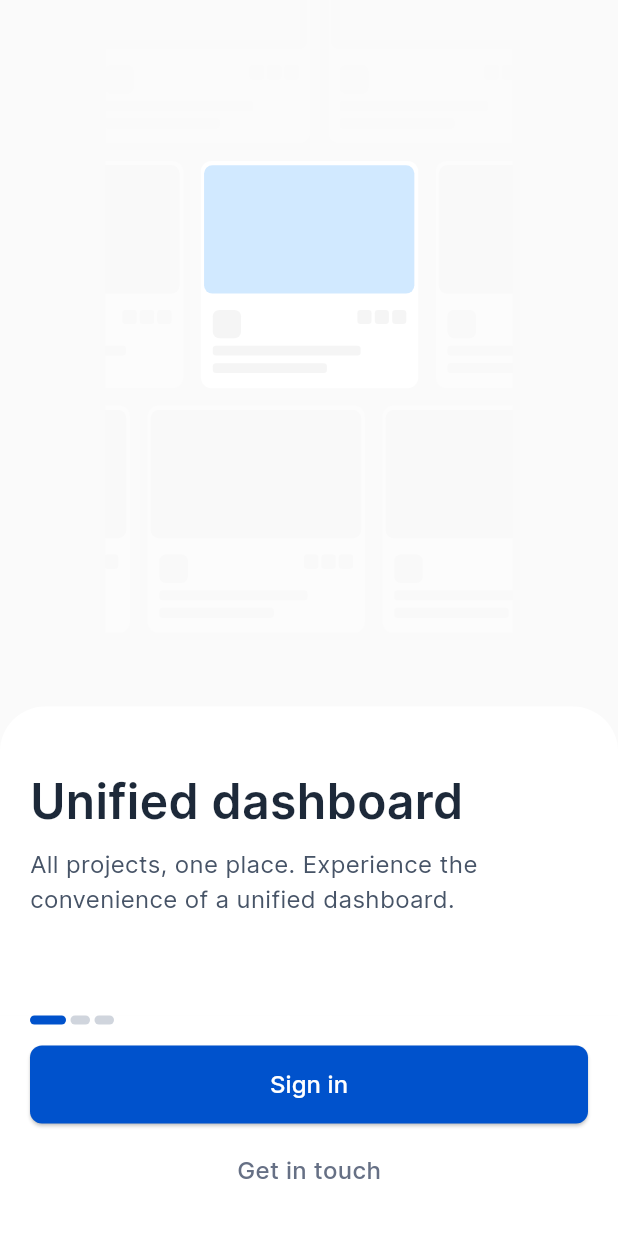
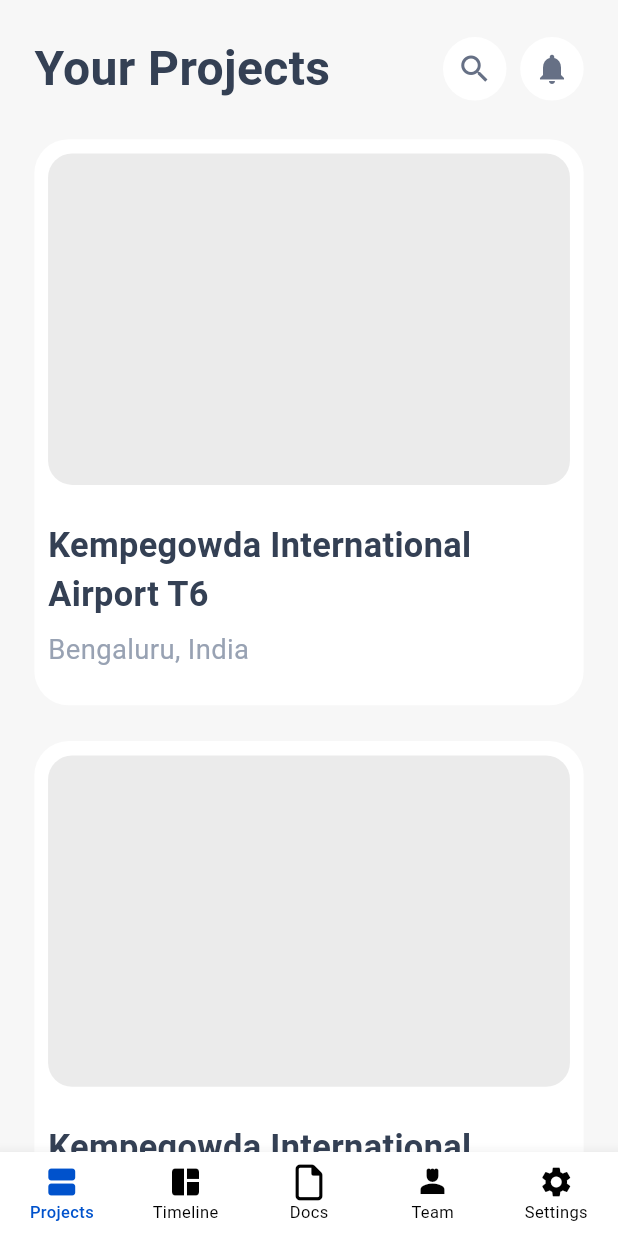
Before and after one commit to hadi7khan/progresscenter_app_v4, a Flutter app: the screen it shows after launch, on a phone screen of 412 x 824 dp. Run offline on Flutter 3.47's test engine with Material 2 defaults, Android fonts, the phone set to English and light mode, and no system bars; our stand-ins replace another_flushbar, connectivity_plus, dio, flutter_form_builder, flutter_riverpod, flutter_screenutil and 8 more.

Commit message:
created project screen ui

```diff
--- a/lib/main.dart
+++ b/lib/main.dart
@@ -1,13 +1,14 @@
 import 'package:flutter/material.dart';
 import 'package:flutter_riverpod/flutter_riverpod.dart';
+import 'package:flutter_screenutil/flutter_screenutil.dart';
 import 'package:flutter_svg/flutter_svg.dart';
 import 'package:go_router/go_router.dart';
-import 'package:page_transition/page_transition.dart';
+import 'package:progresscenter_app_v4/src/core/theme/app_theme.dart';
+import 'package:progresscenter_app_v4/src/core/theme/theme_const.dart';
 
 import 'src/base/base_consumer_state.dart';
 import 'src/core/route/go_router_provider.dart';
 import 'src/core/utils/helper.dart';
-import 'src/feature/auth/presentation/view/onboarding_screen.dart';
 
 void main() {
   runApp(const ProviderScope(child: const MyApp()));
@@ -20,22 +21,33 @@
   ConsumerState<ConsumerStatefulWidget> createState() => _MyAppState();
 }
 
-class _MyAppState extends BaseConsumerState<MyApp> {
+class _MyAppState extends BaseConsumerState<MyApp> with AppThemeMixin {
   // This widget is the root of your application.
   @override
   Widget build(BuildContext context) {
     final goRouter = ref.watch(goRouterProvider);
+    return ScreenUtilInit(
+        designSize: const Size(375, 812),
+        minTextAdapt: true,
+        splitScreenMode: true,
+        builder: (context, child) {
+          ScreenUtil.init(context);
           return MaterialApp.router(
+            debugShowCheckedModeBanner: false,
             routerDelegate: goRouter.routerDelegate,
             routeInformationParser: goRouter.routeInformationParser,
             routeInformationProvider: goRouter.routeInformationProvider,
             title: 'ProgressCenter',
-      theme: ThemeData(
-        colorScheme: ColorScheme.fromSeed(seedColor: Colors.deepPurple),
-        fontFamily: 'Inter',
-        useMaterial3: true,
-      ),
+            theme: lightTheme,
+            darkTheme: darkTheme,
+            themeMode: currentTheme(kLight),
+            // theme: ThemeData(
+            //   splashColor: Colors.transparent,
+            //   fontFamily: 'Inter',
+            //   useMaterial3: true,
+            // ),
           );
+        });
   }
 }
 
--- a/lib/src/core/route/go_router_provider.dart
+++ b/lib/src/core/route/go_router_provider.dart
@@ -10,8 +10,10 @@
 import 'package:progresscenter_app_v4/src/feature/auth/presentation/view/sign_in_screen.dart';
 import 'package:progresscenter_app_v4/src/feature/auth/presentation/view/verify_email_screen.dart';
 import 'package:progresscenter_app_v4/src/feature/bottom_navigation/view/bottom_navigation.dart';
+import 'package:progresscenter_app_v4/src/feature/docs/presentation/view/docs_screen.dart';
 import 'package:progresscenter_app_v4/src/feature/projects/presentation/view/project_details_screen.dart';
 import 'package:progresscenter_app_v4/src/feature/projects/presentation/view/projects_screen.dart';
+import 'package:progresscenter_app_v4/src/feature/team/presentation/view/teams_screen.dart';
 import 'package:progresscenter_app_v4/src/feature/timeline/presentation/view/timeline_details_screen.dart';
 import 'package:progresscenter_app_v4/src/feature/timeline/presentation/view/timeline_screen.dart';
 
@@ -23,11 +25,13 @@
 final _rootNavigatorKey = GlobalKey<NavigatorState>();
 final _shellNavigatorAKey = GlobalKey<NavigatorState>(debugLabel: 'shellA');
 final _shellNavigatorBKey = GlobalKey<NavigatorState>(debugLabel: 'shellB');
+final _shellNavigatorCKey = GlobalKey<NavigatorState>(debugLabel: 'shellC');
+final _shellNavigatorDKey = GlobalKey<NavigatorState>(debugLabel: 'shellD');
 
 final goRouterProvider = Provider<GoRouter>((ref){
   final notifier = ref.read(goRouterNotifierProvider);
   return  GoRouter(
-  initialLocation: '/',
+  initialLocation: '/projects',
   // * Passing a navigatorKey causes an issue on hot reload:
   // * https://github.com/flutter/flutter/issues/113757#issuecomment-1518421380
   // * However it's still necessary otherwise the navigator pops back to
@@ -64,12 +68,52 @@
         StatefulShellBranch(
           navigatorKey: _shellNavigatorBKey,
           routes: [
-            // Shopping Cart
+            // Timeline
             GoRoute(
               path: '/timeline',
               pageBuilder: (context, state) => const NoTransitionPage(
                 child: TimelineScreen(
                     label: 'Timeline', detailsPath: '/timeline/details'),
+              ),
+              routes: [
+                GoRoute(
+                  path: 'details',
+                  builder: (context, state) =>
+                      const TimelineDetailsScreen(label: 'details'),
+                ),
+              ],
+            ),
+          ],
+        ),
+        StatefulShellBranch(
+          navigatorKey: _shellNavigatorCKey,
+          routes: [
+            // Docs
+            GoRoute(
+              path: '/docs',
+              pageBuilder: (context, state) => const NoTransitionPage(
+                child: DocsScreen(
+                    label: 'Teams', detailsPath: '/docs/details'),
+              ),
+              routes: [
+                GoRoute(
+                  path: 'details',
+                  builder: (context, state) =>
+                      const TimelineDetailsScreen(label: 'details'),
+                ),
+              ],
+            ),
+          ],
+        ),
+        StatefulShellBranch(
+          navigatorKey: _shellNavigatorDKey,
+          routes: [
+            // Teams
+            GoRoute(
+              path: '/teams',
+              pageBuilder: (context, state) => const NoTransitionPage(
+                child: TeamsScreen(
+                    label: 'Teams', detailsPath: '/teams/details'),
               ),
               routes: [
                 GoRoute(
--- a/lib/src/core/theme/app_theme.dart
+++ b/lib/src/core/theme/app_theme.dart
@@ -1,4 +1,5 @@
 import 'package:flutter/material.dart';
+import 'package:flutter_screenutil/flutter_screenutil.dart';
 import 'package:google_fonts/google_fonts.dart';
 import 'package:progresscenter_app_v4/src/core/utils/helper.dart';
 
@@ -24,12 +25,15 @@
   final lightTheme = ThemeData(
     primarySwatch: primarySwatch,
     brightness: Brightness.light,
+    splashColor: Colors.transparent,
+    scaffoldBackgroundColor: Color(0xFFF7F7F7),
+    fontFamily: 'Inter',
+    useMaterial3: true,
     appBarTheme: AppBarTheme(
         iconTheme: const IconThemeData(color: Colors.black),
         toolbarTextStyle: TextStyle(color: Helper.secondary),
         backgroundColor: Colors.transparent,
         elevation: 0),
-    scaffoldBackgroundColor: Color(0xFFF7F7F7),
     floatingActionButtonTheme:
         FloatingActionButtonThemeData(backgroundColor: Helper.primary),
     inputDecorationTheme: InputDecorationTheme(
@@ -66,21 +70,21 @@
       ),
     ),
     bottomNavigationBarTheme: BottomNavigationBarThemeData(
-      backgroundColor: Colors.pinkAccent,
+      showUnselectedLabels: true,
+      type: BottomNavigationBarType.fixed,
       selectedItemColor: Helper.primary,
-      unselectedItemColor: Colors.grey,
-      selectedIconTheme: const IconThemeData(size: 18),
-      unselectedIconTheme: const IconThemeData(size: 18),
+      unselectedItemColor: Helper.secondary,
       selectedLabelStyle: TextStyle(
         color: Helper.primary,
-        fontSize: 12,
+        fontSize: 11,
+        fontWeight: FontWeight.w500,
+      ),
+      unselectedLabelStyle: TextStyle(
+        color: Helper.secondary,
+        fontSize: 11,
         fontWeight: FontWeight.w400,
       ),
-      unselectedLabelStyle: const TextStyle(
-        color: Colors.grey,
-        fontSize: 12,
-        fontWeight: FontWeight.w400,
-      ),
+      backgroundColor: Colors.white,
     ),
     textTheme: ThemeData.light().textTheme.copyWith(
           labelLarge: const TextStyle(
--- a/lib/src/feature/auth/presentation/view/onboarding_screen.dart
+++ b/lib/src/feature/auth/presentation/view/onboarding_screen.dart
@@ -1,4 +1,5 @@
 import 'package:flutter/material.dart';
+import 'package:flutter_screenutil/flutter_screenutil.dart';
 import 'package:flutter_svg/flutter_svg.dart';
 import 'package:go_router/go_router.dart';
 import 'package:progresscenter_app_v4/src/core/utils/helper.dart';
@@ -64,12 +65,12 @@
                           child: Container(
                             margin: EdgeInsets.zero,
                             padding:
-                                EdgeInsets.only(top: 40, left: 20, right: 20),
+                                EdgeInsets.only(top: 40.h, left: 20.w, right: 20.w),
                             decoration: BoxDecoration(
                               color: Colors.white,
                               borderRadius: BorderRadius.only(
-                                topLeft: Radius.circular(30),
-                                topRight: Radius.circular(30),
+                                topLeft: Radius.circular(30.r),
+                                topRight: Radius.circular(30.r),
                               ),
                             ),
                             child: Column(
@@ -78,16 +79,16 @@
                                   Text(
                                     contents[i].title!,
                                     style: TextStyle(
-                                      fontSize: 32,
+                                      fontSize: 32.sp,
                                       fontWeight: FontWeight.w600,
                                       color: Helper.textColor800,
                                     ),
                                   ),
-                                  const SizedBox(height: 8),
+                                  SizedBox(height: 8.h),
                                   Text(
                                     contents[i].discription!,
                                     style: TextStyle(
-                                      fontSize: 16,
+                                      fontSize: 16.sp,
                                       fontWeight: FontWeight.w400,
                                       color: Helper.textColor600,
                                     ),
@@ -104,8 +105,8 @@
               child: Stack(
                 children: [
                   Container(
-                    margin: EdgeInsets.only(bottom: 30),
-                    padding: EdgeInsets.symmetric(horizontal: 20,),
+                    margin: EdgeInsets.only(bottom: 30.h),
+                    padding: EdgeInsets.symmetric(horizontal: 20.w,),
                     child: Row(
                       mainAxisAlignment: MainAxisAlignment.start,
                       children: List.generate(
@@ -114,19 +115,19 @@
                       ),
                     ),
                   ),
-                  SizedBox(height: 34),
+                  SizedBox(height: 34.h),
                   Column(
                     children: [
                       Container(
-                        height: 52,
+                        height: 52.h,
                         width: double.infinity,
-                        margin: EdgeInsets.all(20),
+                        margin: EdgeInsets.all(20.w),
                         child: ElevatedButton(
                           child: Text(
                             "Sign in",
                             style: TextStyle(
                                 color: Colors.white,
-                                fontSize: 16,
+                                fontSize: 16.sp,
                                 fontWeight: FontWeight.w500),
                             // currentIndex == contents.length - 1 ? "Continue" : "Next"
                           ),
@@ -135,7 +136,7 @@
                                   MaterialStatePropertyAll(Helper.primary),
                               shape: MaterialStateProperty.all(
                                 RoundedRectangleBorder(
-                                  borderRadius: BorderRadius.circular(8),
+                                  borderRadius: BorderRadius.circular(8.r),
                                 ),
                               )),
                           onPressed: () {
@@ -164,7 +165,7 @@
                         // currentIndex == contents.length - 1 ? "Continue" : "Next"
                       ),
                       SizedBox(
-                        height: 32,
+                        height: 32.h,
                       ),
                     ],
                   ),
@@ -179,11 +180,11 @@
 
   Container buildDot(int index, BuildContext context) {
     return Container(
-      height: 6,
-      width: currentIndex == index ? 24 : 13,
-      margin: EdgeInsets.only(right: 3),
+      height: 6.h,
+      width: currentIndex == index ? 24.w : 13.w,
+      margin: EdgeInsets.only(right: 3.w),
       decoration: BoxDecoration(
-        borderRadius: BorderRadius.circular(12),
+        borderRadius: BorderRadius.circular(12.r),
         color: currentIndex == index ? Helper.primary : Helper.textColor300,
       ),
     );
--- a/lib/src/feature/bottom_navigation/view/bottom_navigation.dart
+++ b/lib/src/feature/bottom_navigation/view/bottom_navigation.dart
@@ -3,6 +3,7 @@
 import 'package:flutter/material.dart';
 import 'package:font_awesome_flutter/font_awesome_flutter.dart';
 import 'package:go_router/go_router.dart';
+import 'package:progresscenter_app_v4/src/core/utils/helper.dart';
 
 class ScaffoldWithNestedNavigation extends StatelessWidget {
   const ScaffoldWithNestedNavigation({
@@ -26,20 +27,20 @@
   Widget build(BuildContext context) {
     return Scaffold(
       body: navigationShell,
-      bottomNavigationBar: NavigationBar(
-        selectedIndex: navigationShell.currentIndex,
-        backgroundColor: Colors.white,
-        destinations: const [
-          NavigationDestination(
-              label: 'Projects', icon: FaIcon(FontAwesomeIcons.bars)),
-          NavigationDestination(
+      bottomNavigationBar: BottomNavigationBar(
+        currentIndex: navigationShell.currentIndex,
+        items: const [
+          BottomNavigationBarItem(
+              label: 'Projects', icon: Icon(Icons.view_agenda)),
+          BottomNavigationBarItem(
               label: 'Timeline', icon: Icon(Icons.space_dashboard)),
-          NavigationDestination(
-              label: 'Docs', icon: Icon(Icons.insert_drive_file_outlined)),
-          NavigationDestination(label: 'Team', icon: Icon(Icons.person_4)),
-          NavigationDestination(label: 'Settings', icon: Icon(Icons.settings)),
+          BottomNavigationBarItem(
+              label: 'Docs', icon: FaIcon(FontAwesomeIcons.file)),
+          BottomNavigationBarItem(label: 'Team', icon: Icon(Icons.person_4)),
+          BottomNavigationBarItem(
+              label: 'Settings', icon: Icon(Icons.settings)),
         ],
-        onDestinationSelected: _goBranch,
+        onTap: _goBranch,
       ),
     );
   }
--- a/lib/src/feature/projects/presentation/view/projects_screen.dart
+++ b/lib/src/feature/projects/presentation/view/projects_screen.dart
@@ -1,9 +1,13 @@
 import 'package:flutter/material.dart';
+import 'package:flutter_screenutil/flutter_screenutil.dart';
+import 'package:progresscenter_app_v4/src/core/utils/helper.dart';
+import 'package:progresscenter_app_v4/src/feature/projects/presentation/view/widgets/project_widget.dart';
 
 class ProjectsScreen extends StatefulWidget {
   final String label;
   final String detailsPath;
-  const ProjectsScreen({super.key, required this.label, required this.detailsPath});
+  const ProjectsScreen(
+      {super.key, required this.label, required this.detailsPath});
 
   @override
   State<ProjectsScreen> createState() => _ProjectsScreenState();
@@ -12,6 +16,52 @@
 class _ProjectsScreenState extends State<ProjectsScreen> {
   @override
   Widget build(BuildContext context) {
-    return Scaffold(body: SafeArea(child: Center(child: Text("Projects"),)),);
+    return Scaffold(
+      body: SafeArea(
+        child: SingleChildScrollView(
+          child: Padding(
+            padding: EdgeInsets.all(20.0.w),
+            child: Column(
+              crossAxisAlignment: CrossAxisAlignment.start,
+              children: [
+                Row(
+                  mainAxisAlignment: MainAxisAlignment.spaceBetween,
+                  children: [
+                    Text(
+                      "Your Projects",
+                      style: TextStyle(
+                          color: Helper.textColor700,
+                          fontSize: 28.sp,
+                          fontWeight: FontWeight.w600),
+                    ),
+                    Row(
+                      children: [
+                        Container(
+                          padding: EdgeInsets.all(8.w),
+                          decoration: BoxDecoration(
+                              borderRadius: BorderRadius.circular(20.r),
+                              color: Colors.white),
+                          child: Icon(Icons.search, color: Helper.textColor500),
+                        ),
+                         SizedBox(width: 8.w),
+                        Container(
+                          padding: EdgeInsets.all(8.w),
+                          decoration: BoxDecoration(
+                              borderRadius: BorderRadius.circular(20.r),
+                              color: Colors.white),
+                          child: Icon(Icons.notifications, color: Helper.textColor500),
+                        ),
+                      ],
+                    ),
+                  ],
+                ),
+                SizedBox(height: 20.h),
+                ProjectWidget()
+              ],
+            ),
+          ),
+        ),
+      ),
+    );
   }
 }
--- /dev/null
+++ b/lib/src/feature/projects/presentation/view/widgets/project_widget.dart
@@ -0,0 +1,69 @@
+import 'package:flutter/material.dart';
+import 'package:flutter_screenutil/flutter_screenutil.dart';
+import 'package:progresscenter_app_v4/src/core/utils/helper.dart';
+
+class ProjectWidget extends StatefulWidget {
+  const ProjectWidget({super.key});
+
+  @override
+  State<ProjectWidget> createState() => _ProjectWidgetState();
+}
+
+class _ProjectWidgetState extends State<ProjectWidget> {
+  @override
+  Widget build(BuildContext context) {
+    return ListView.separated(
+      separatorBuilder: (context, index){
+        return SizedBox(height: 20.h);
+      },
+      shrinkWrap: true,
+      padding: EdgeInsets.zero,
+      physics: NeverScrollableScrollPhysics(),
+      itemCount: 7,
+      itemBuilder: ((context, index) {
+        return Container(
+          margin: EdgeInsets.zero,
+          padding: EdgeInsets.only(top: 8.h, right: 8.w, left: 8.w, bottom: 20.h),
+          decoration: BoxDecoration(
+            color: Colors.white,
+            borderRadius: BorderRadius.circular(20.r),
+          ),
+          child: Column(
+            crossAxisAlignment: CrossAxisAlignment.start,
+            children: [
+              Container(
+                height: 185.h,
+                decoration: BoxDecoration(
+                  borderRadius: BorderRadius.circular(14.r),
+                  color: Color.fromRGBO(235, 235, 235, 1),
+                ),
+              ),
+              SizedBox(
+                height: 20.h,
+              ),
+              Text(
+                "Kempegowda International Airport T6",
+                style: TextStyle(
+                  fontSize: 20.sp,
+                  fontWeight: FontWeight.w600,
+                  color: Helper.textColor700,
+                ),
+              ),
+              SizedBox(
+                height: 6.h,
+              ),
+              Text(
+                "Bengaluru, India",
+                style: TextStyle(
+                  fontSize: 16.sp,
+                  fontWeight: FontWeight.w400,
+                  color: Helper.textColor400,
+                ),
+              ),
+            ],
+          ),
+        );
+      }),
+    );
+  }
+}
--- a/pubspec.yaml
+++ b/pubspec.yaml
@@ -44,7 +44,7 @@
   # https://pub.dev/packages/flutter_riverpod
   flutter_riverpod: 2.3.6
   # https://pub.dev/packages/flutter_screenutil
-  flutter_screenutil: 5.8.2
+  flutter_screenutil: 5.8.4
   # https://pub.dev/packages/internet_connection_checker
   internet_connection_checker: 1.0.0+1
   # https://pub.dev/packages/json_serializable
```
Also changed, not shown: lib/src/feature/auth/presentation/view/forgot_password/change_password_screen.dart (+36 -35 lines), lib/src/feature/auth/presentation/view/forgot_password/forgot_password_screen.dart (+24 -23 lines), lib/src/feature/auth/presentation/view/password_screen.dart (+23 -22 lines), lib/src/feature/auth/presentation/view/sign_in_screen.dart (+25 -24 lines), lib/src/feature/auth/presentation/view/verify_email_screen.dart (+27 -26 lines), lib/src/feature/docs/presentation/view/docs_screen.dart (+9 -2 lines), lib/src/feature/team/presentation/view/teams_screen.dart (+22 -0 lines), lib/src/feature/timeline/presentation/view/timeline_screen.dart (+6 -1 lines), pubspec.lock. Lines whose indentation alone changed are shown as unchanged.
